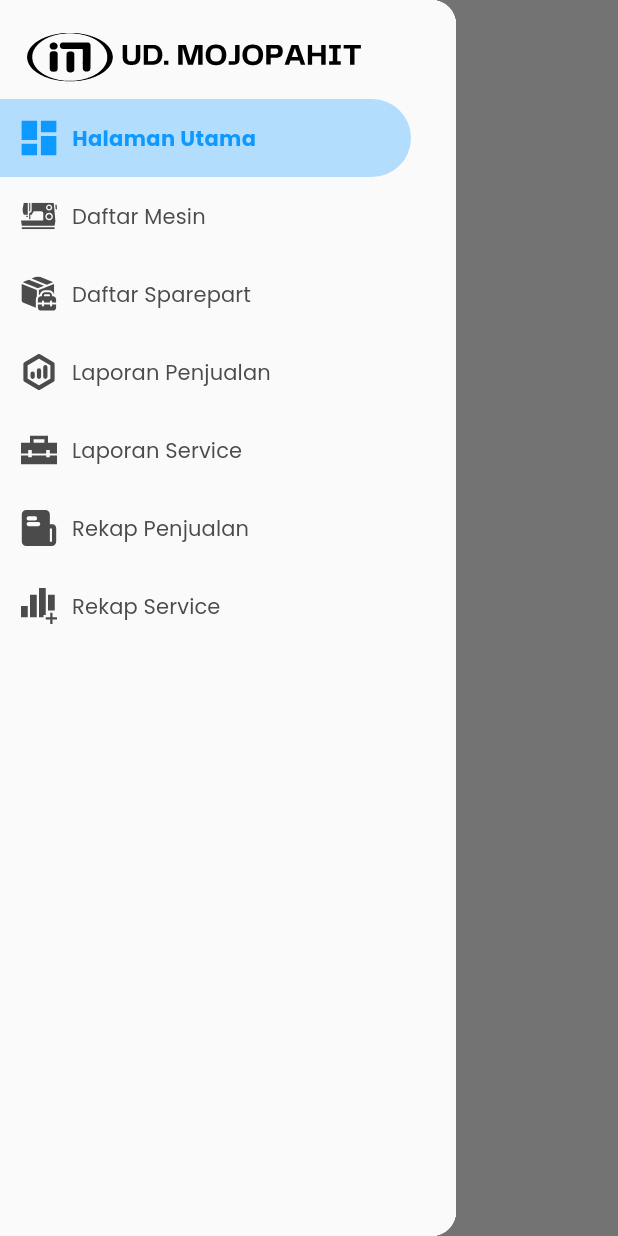
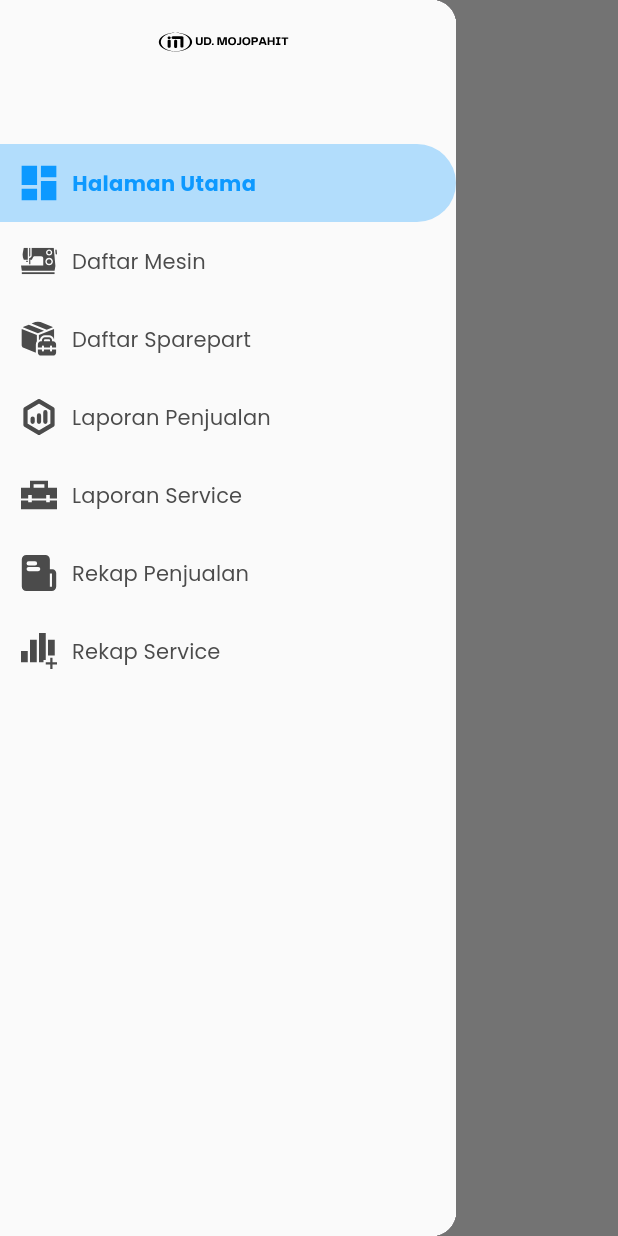
Before and after one commit to FardanAthilla/Project_TA, a Flutter app: the screen it shows after launch, with the side drawer open, on a phone screen of 412 x 824 dp. Run offline on Flutter 3.47's test engine with Material 3 defaults, Android fonts, the light colour scheme and no system bars; our stand-ins replace flutter_svg, get, google_fonts.

Commit message:
feat:[AS] fixing position

```diff
--- a/lib/Page/Sidebar/sidebar.dart
+++ b/lib/Page/Sidebar/sidebar.dart
@@ -118,12 +118,13 @@
   return Drawer(
     child: Material(
       color: Warna.background,
-        child: GetBuilder<NavigationController>(
-          builder: (controller) {
-            return ListView(
-              padding: EdgeInsets.fromLTRB(0, 10.0, 30.0, 10.0),
+      child: Column(
+        children: [
+          buildDrawerHeader(),
+          Expanded(
+            child: ListView(
+              padding: EdgeInsets.only(top: 40.0), // untuk ngatur padding atasnya
               children: <Widget>[
-                buildDrawerHeader(),
                 buildDrawerItem(0, 'Halaman Utama', 'Assets/dashboard.svg'),
                 buildDrawerItem(1, 'Daftar Mesin', 'Assets/sewingmachine.svg'),
                 buildDrawerItem(2, 'Daftar Sparepart', 'Assets/sparepart.svg'),
@@ -132,25 +133,28 @@
                 buildDrawerItem(5, 'Rekap Penjualan', 'Assets/rekappenjualan.svg'),
                 buildDrawerItem(6, 'Rekap Service', 'Assets/rekapservice.svg'),
               ],
-            );
-          },
+            ),
+          ),
+        ],
       ),
     ),
   );
 }
 
-  Widget buildDrawerHeader() {
+
+Widget buildDrawerHeader() { //ini buat atur header
   return Container(
     padding: EdgeInsets.symmetric(horizontal: 8.0),
     height: kToolbarHeight,
     color: Warna.background,
     child: SvgPicture.asset(
       'Assets/logo2.svg',
-        width: 30,
-        height: 30,
+      width: 100,
+      height: 100,
     ),
   );
 }
+
 
   Widget buildDrawerItem(int index, String title, String iconPath) {
     final navigationController = Get.put(NavigationController());
```
Also changed, not shown: pubspec.lock. Lines whose indentation alone changed are shown as unchanged.
